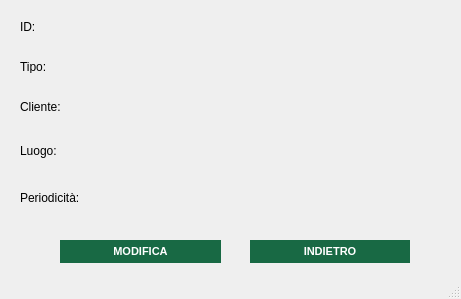
Old version of the form src/main/gui/visualizza_servizio.ui in the repository OT-Rax/AnconAmbiente.
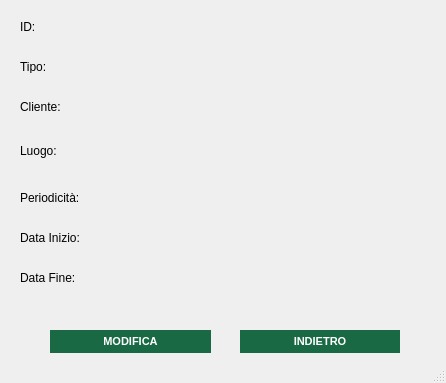
New version of the form. Icons and pictures are not drawn.

Commit message: visualizza servizio

The edit to the form file:
```diff
--- a/src/main/gui/visualizza_servizio.ui
+++ b/src/main/gui/visualizza_servizio.ui
@@ -6,8 +6,8 @@
    <rect>
     <x>0</x>
     <y>0</y>
-    <width>461</width>
-    <height>299</height>
+    <width>446</width>
+    <height>383</height>
    </rect>
   </property>
   <property name="windowTitle">
@@ -86,8 +86,8 @@
    <widget class="QPushButton" name="indietro_button">
     <property name="geometry">
      <rect>
-      <x>250</x>
-      <y>240</y>
+      <x>240</x>
+      <y>330</y>
       <width>160</width>
       <height>23</height>
      </rect>
@@ -129,8 +129,8 @@
    <widget class="QPushButton" name="modifica_button">
     <property name="geometry">
      <rect>
-      <x>60</x>
-      <y>240</y>
+      <x>50</x>
+      <y>330</y>
       <width>161</width>
       <height>23</height>
      </rect>
@@ -221,6 +221,58 @@
      <string/>
     </property>
    </widget>
+   <widget class="QLabel" name="label_8">
+    <property name="geometry">
+     <rect>
+      <x>20</x>
+      <y>230</y>
+      <width>80</width>
+      <height>16</height>
+     </rect>
+    </property>
+    <property name="text">
+     <string>Data Inizio:</string>
+    </property>
+   </widget>
+   <widget class="QLabel" name="data_inizio_label">
+    <property name="geometry">
+     <rect>
+      <x>170</x>
+      <y>230</y>
+      <width>191</width>
+      <height>16</height>
+     </rect>
+    </property>
+    <property name="text">
+     <string/>
+    </property>
+   </widget>
+   <widget class="QLabel" name="label_9">
+    <property name="geometry">
+     <rect>
+      <x>20</x>
+      <y>270</y>
+      <width>80</width>
+      <height>16</height>
+     </rect>
+    </property>
+    <property name="text">
+     <string>Data Fine:</string>
+    </property>
+   </widget>
+   <widget class="QLabel" name="data_fine_label">
+    <property name="geometry">
+     <rect>
+      <x>170</x>
+      <y>270</y>
+      <width>191</width>
+      <height>16</height>
+     </rect>
+    </property>
+    <property name="text">
+     <string/>
+    </property>
+   </widget>
   </widget>
   <widget class="QStatusBar" name="statusbar"/>
  </widget>
```
Left out of the diff: 13 changed lines with no effect on the pictures. The commit also changes 2 other files.
